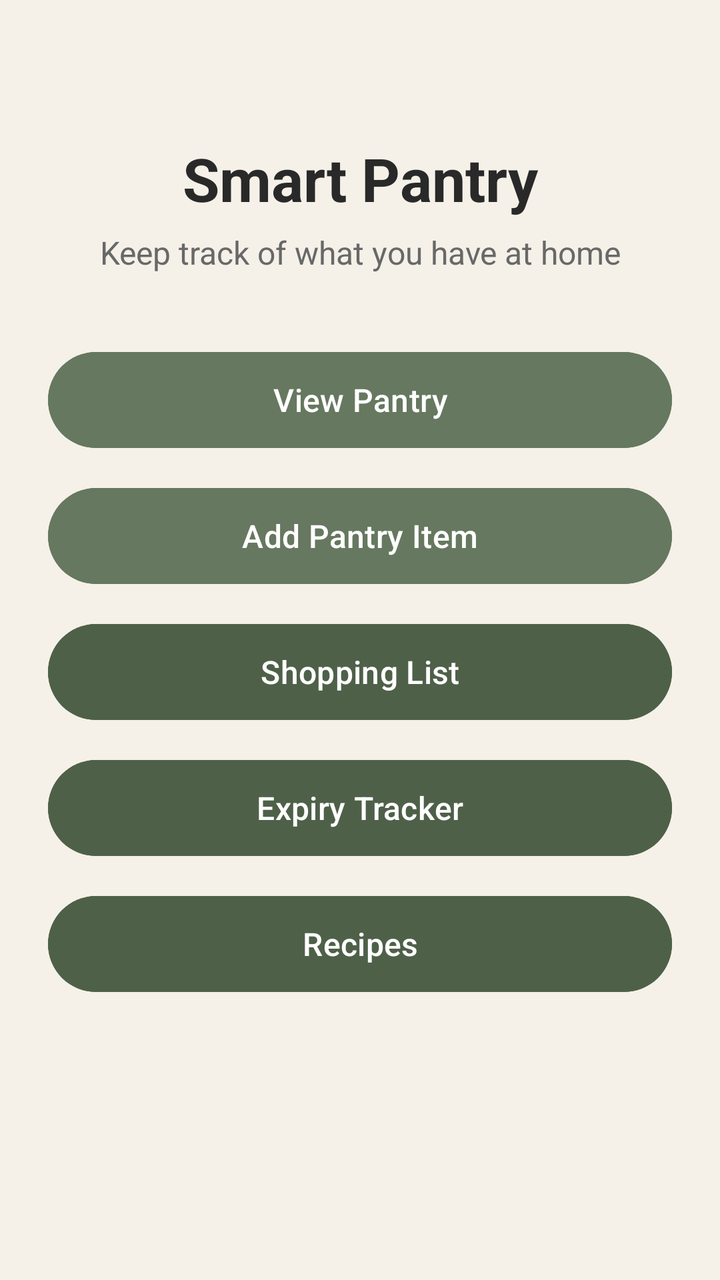
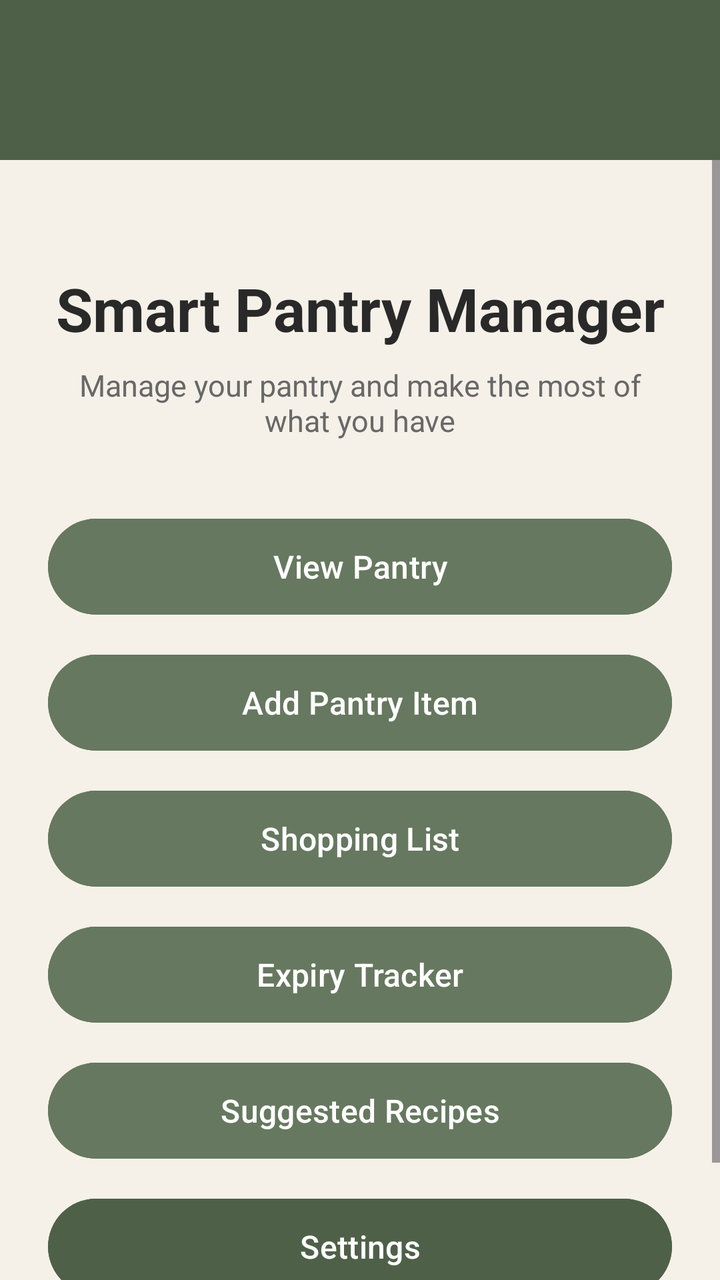

An Android layout rendered at two revisions. The XML below is the earlier revision; the diff shows what the commit changed to produce the second picture.
<!-- AndroidManifest.xml: application theme Theme.SmartPantryManager -->
<!-- res/layout/activity_main.xml -->
<?xml version="1.0" encoding="utf-8"?>
<LinearLayout xmlns:android="http://schemas.android.com/apk/res/android"
    android:layout_width="match_parent"
    android:layout_height="match_parent"
    android:orientation="vertical"
    android:padding="24dp"
    android:background="@color/background">

    <TextView
        android:layout_width="match_parent"
        android:layout_height="wrap_content"
        android:text="Smart Pantry"
        android:textSize="30sp"
        android:textStyle="bold"
        android:textColor="@color/text_dark"
        android:gravity="center"
        android:layout_marginTop="45dp"
        android:layout_marginBottom="6dp" />

    <TextView
        android:layout_width="match_parent"
        android:layout_height="wrap_content"
        android:text="Keep track of what you have at home"
        android:textSize="16sp"
        android:textColor="@color/text_grey"
        android:gravity="center"
        android:layout_marginBottom="35dp" />

    <Button
        android:id="@+id/btnViewPantry"
        android:layout_width="match_parent"
        android:layout_height="56dp"
        android:text="View Pantry"
        android:textSize="16sp"
        android:textAllCaps="false"
        android:textColor="@color/white"
        android:backgroundTint="@color/primary_green"
        android:layout_marginBottom="12dp" />

    <Button
        android:id="@+id/btnAddItem"
        android:layout_width="match_parent"
        android:layout_height="56dp"
        android:text="Add Pantry Item"
        android:textSize="16sp"
        android:textAllCaps="false"
        android:textColor="@color/white"
        android:backgroundTint="@color/primary_green"
        android:layout_marginBottom="12dp" />

    <Button
        android:id="@+id/btnShoppingList"
        android:layout_width="match_parent"
        android:layout_height="56dp"
        android:text="Shopping List"
        android:textSize="16sp"
        android:textAllCaps="false"
        android:textColor="@color/white"
        android:backgroundTint="@color/dark_green"
        android:layout_marginBottom="12dp" />

    <Button
        android:id="@+id/btnExpiry"
        android:layout_width="match_parent"
        android:layout_height="56dp"
        android:text="Expiry Tracker"
        android:textSize="16sp"
        android:textAllCaps="false"
        android:textColor="@color/white"
        android:backgroundTint="@color/dark_green"
        android:layout_marginBottom="12dp" />

    <Button
        android:id="@+id/btnRecipes"
        android:layout_width="match_parent"
        android:layout_height="56dp"
        android:text="Recipes"
        android:textSize="16sp"
        android:textAllCaps="false"
        android:textColor="@color/white"
        android:backgroundTint="@color/dark_green" />

</LinearLayout>
<!-- resources referenced by this layout -->
<resources>
  <color name="background">#F5F1E8</color>
  <color name="dark_green">#4F6049</color>
  <color name="primary_green">#66785F</color>
  <color name="text_dark">#292929</color>
  <color name="text_grey">#686868</color>
  <color name="white">#FFFFFF</color>
  <style name="Theme.SmartPantryManager" parent="Base.Theme.SmartPantryManager" />
  <style name="Base.Theme.SmartPantryManager" parent="Theme.Material3.DayNight.NoActionBar">
          
          
      </style>
</resources>

<!-- the commit's change to res/layout/activity_main.xml (unified diff, before → after) -->
@@ -3,81 +3,116 @@
     android:layout_width="match_parent"
     android:layout_height="match_parent"
     android:orientation="vertical"
-    android:padding="24dp"
     android:background="@color/background">
 
-    <TextView
+    <androidx.appcompat.widget.Toolbar
+        android:id="@+id/mainToolbar"
         android:layout_width="match_parent"
-        android:layout_height="wrap_content"
-        android:text="Smart Pantry"
-        android:textSize="30sp"
-        android:textStyle="bold"
-        android:textColor="@color/text_dark"
-        android:gravity="center"
-        android:layout_marginTop="45dp"
-        android:layout_marginBottom="6dp" />
+        android:layout_height="80dp"
+        android:paddingTop="24dp"
+        android:background="@color/dark_green"
+        android:elevation="4dp"
+        android:theme="@style/ThemeOverlay.AppCompat.Dark.ActionBar" />
 
-    <TextView
+    <ScrollView
         android:layout_width="match_parent"
-        android:layout_height="wrap_content"
-        android:text="Keep track of what you have at home"
-        android:textSize="16sp"
-        android:textColor="@color/text_grey"
-        android:gravity="center"
-        android:layout_marginBottom="35dp" />
+        android:layout_height="0dp"
+        android:layout_weight="1">
 
-    <Button
-        android:id="@+id/btnViewPantry"
-        android:layout_width="match_parent"
-        android:layout_height="56dp"
-        android:text="View Pantry"
-        android:textSize="16sp"
-        android:textAllCaps="false"
-        android:textColor="@color/white"
-        android:backgroundTint="@color/primary_green"
-        android:layout_marginBottom="12dp" />
+        <LinearLayout
+            android:layout_width="match_parent"
+            android:layout_height="wrap_content"
+            android:orientation="vertical"
+            android:padding="24dp">
 
-    <Button
-        android:id="@+id/btnAddItem"
-        android:layout_width="match_parent"
-        android:layout_height="56dp"
-        android:text="Add Pantry Item"
-        android:textSize="16sp"
-        android:textAllCaps="false"
-        android:textColor="@color/white"
-        android:backgroundTint="@color/primary_green"
-        android:layout_marginBottom="12dp" />
+            <TextView
+                android:layout_width="match_parent"
+                android:layout_height="wrap_content"
+                android:text="Smart Pantry Manager"
+                android:textSize="30sp"
+                android:textStyle="bold"
+                android:textColor="@color/text_dark"
+                android:gravity="center"
+                android:layout_marginTop="30dp"
+                android:layout_marginBottom="8dp" />
 
-    <Button
-        android:id="@+id/btnShoppingList"
-        android:layout_width="match_parent"
-        android:layout_height="56dp"
-        android:text="Shopping List"
-        android:textSize="16sp"
-        android:textAllCaps="false"
-        android:textColor="@color/white"
-        android:backgroundTint="@color/dark_green"
-        android:layout_marginBottom="12dp" />
+            <TextView
+                android:layout_width="match_parent"
+                android:layout_height="wrap_content"
+                android:text="Manage your pantry and make the most of what you have"
+                android:textSize="15sp"
+                android:textColor="@color/text_grey"
+                android:gravity="center"
+                android:layout_marginBottom="35dp" />
 
-    <Button
-        android:id="@+id/btnExpiry"
-        android:layout_width="match_parent"
-        android:layout_height="56dp"
-        android:text="Expiry Tracker"
-        android:textSize="16sp"
-        android:textAllCaps="false"
-        android:textColor="@color/white"
-        android:backgroundTint="@color/dark_green"
-        android:layout_marginBottom="12dp" />
+            <Button
+                android:id="@+id/btnViewPantry"
+                android:layout_width="match_parent"
+                android:layout_height="56dp"
+                android:text="View Pantry"
+                android:textSize="16sp"
+                android:textAllCaps="false"
+                android:textColor="@color/white"
+                android:backgroundTint="@color/primary_green"
+                android:layout_marginBottom="12dp" />
 
-    <Button
-        android:id="@+id/btnRecipes"
-        android:layout_width="match_parent"
-        android:layout_height="56dp"
-        android:text="Recipes"
-        android:textSize="16sp"
-        android:textAllCaps="false"
-        android:textColor="@color/white"
-        android:backgroundTint="@color/dark_green" />
+            <Button
+                android:id="@+id/btnAddItem"
+                android:layout_width="match_parent"
+                android:layout_height="56dp"
+                android:text="Add Pantry Item"
+                android:textSize="16sp"
+                android:textAllCaps="false"
+                android:textColor="@color/white"
+                android:backgroundTint="@color/primary_green"
+                android:layout_marginBottom="12dp" />
+
+            <Button
+                android:id="@+id/btnShoppingList"
+                android:layout_width="match_parent"
+                android:layout_height="56dp"
+                android:text="Shopping List"
+                android:textSize="16sp"
+                android:textAllCaps="false"
+                android:textColor="@color/white"
+                android:backgroundTint="@color/primary_green"
+                android:layout_marginBottom="12dp" />
+
+            <Button
+                android:id="@+id/btnExpiry"
+                android:layout_width="match_parent"
+                android:layout_height="56dp"
+                android:text="Expiry Tracker"
+                android:textSize="16sp"
+                android:textAllCaps="false"
+                android:textColor="@color/white"
+                android:backgroundTint="@color/primary_green"
+                android:layout_marginBottom="12dp" />
+
+            <Button
+                android:id="@+id/btnRecipes"
+                android:layout_width="match_parent"
+                android:layout_height="56dp"
+                android:text="Suggested Recipes"
+                android:textSize="16sp"
+                android:textAllCaps="false"
+                android:textColor="@color/white"
+                android:backgroundTint="@color/primary_green"
+                android:layout_marginBottom="12dp" />
+
+            <Button
+                android:id="@+id/btnSettings"
+                android:layout_width="match_parent"
+                android:layout_height="56dp"
+                android:text="Settings"
+                android:textSize="16sp"
+                android:textAllCaps="false"
+                android:textColor="@color/white"
+                android:backgroundTint="@color/dark_green"
+                android:layout_marginBottom="30dp" />
+
+        </LinearLayout>
+
+    </ScrollView>
 
 </LinearLayout>
